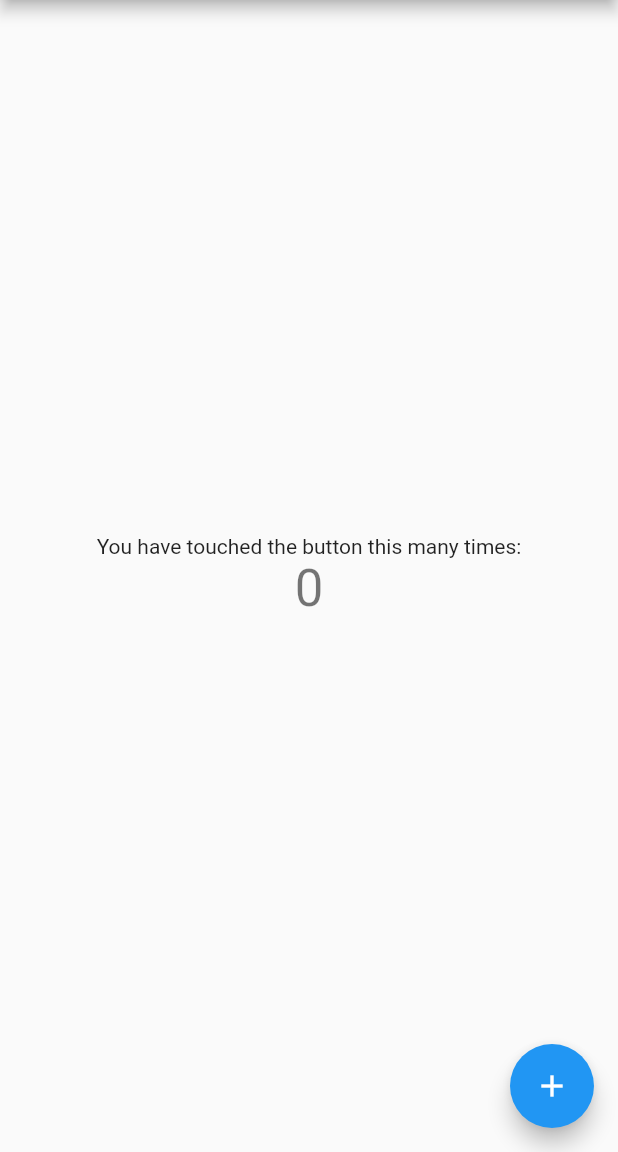
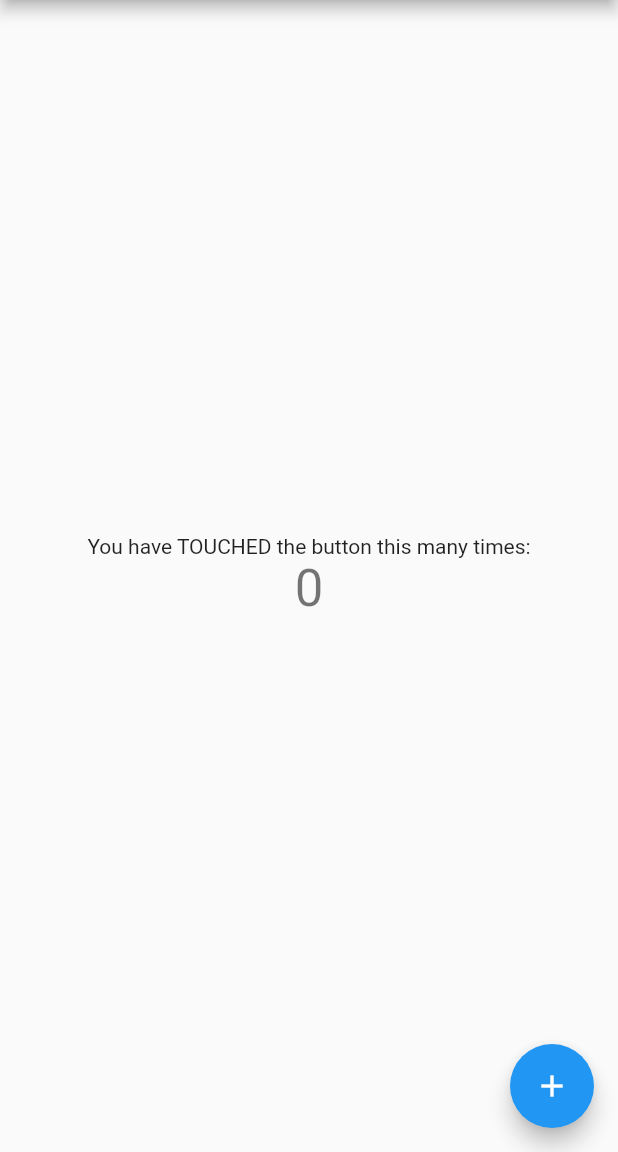
Before and after one commit to vinidalbem/flutter_app, a Flutter app: the screen it shows after launch, on a phone screen of 412 x 824 dp, the part 84-1236 px from its top. Run offline on Flutter 3.47's test engine with Material 2 defaults, Android fonts, the phone set to English and light mode, and no system bars.

```diff
--- a/lib/main.dart
+++ b/lib/main.dart
@@ -98,7 +98,7 @@ class _MyHomePageState extends State<MyHomePage> {
           mainAxisAlignment: MainAxisAlignment.center,
           children: <Widget>[
             Text(
-              'You have touched the button this many times:',
+              'You have TOUCHED the button this many times:',
             ),
             Text(
               '$_counter',
```
